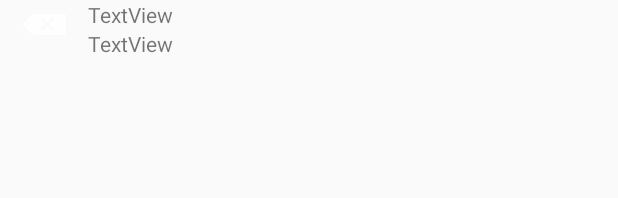
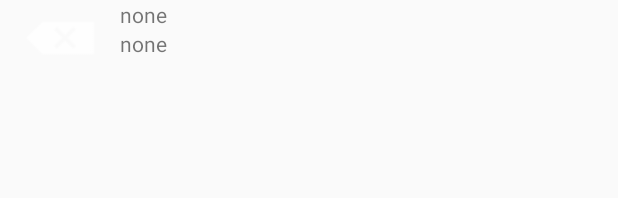
Before and after one commit to lukeludlow/FamilyMap, an Android app: the layout list_item_search.xml on its own in the app's theme, with its tools: preview values and no code run, on a phone screen of 412 x 824 dp. Shown: the top 198 px of the screen. Run offline under Robolectric (Android 15) with nearby library versions, the phone set to English and light mode, and no system bars.

Commit message:
actually search and filter by search text term

```diff
--- a/app/src/main/res/layout/list_item_search.xml
+++ b/app/src/main/res/layout/list_item_search.xml
@@ -3,13 +3,13 @@
 <LinearLayout xmlns:android="http://schemas.android.com/apk/res/android"
     xmlns:app="http://schemas.android.com/apk/res-auto"
     android:orientation="horizontal" android:layout_width="match_parent"
-    android:layout_height="match_parent">
+    android:layout_height="50dp">
 
 
     <ImageView
-        android:id="@+id/imageView"
-        android:layout_width="0dp"
-        android:layout_height="wrap_content"
+        android:id="@+id/list_item_search_image"
+        android:layout_width="20dp"
+        android:layout_height="match_parent"
         android:layout_weight="1"
         app:srcCompat="@android:drawable/ic_input_delete" />
 
@@ -20,16 +20,16 @@
        android:layout_weight="5" >
 
        <TextView
-           android:id="@+id/textView"
+           android:id="@+id/list_item_search_title"
            android:layout_width="match_parent"
-           android:layout_height="wrap_content"
-           android:text="TextView" />
+           android:layout_height="match_parent"
+           android:text="none" />
 
        <TextView
-           android:id="@+id/textView2"
+           android:id="@+id/list_item_search_details"
            android:layout_width="match_parent"
-           android:layout_height="wrap_content"
-           android:text="TextView" />
+           android:layout_height="match_parent"
+           android:text="none" />
 
    </LinearLayout>
 
```
Also changed, not shown: app/src/main/java/dev/lukel/familymap/ui/SearchFragment.java (+72 -6 lines).
